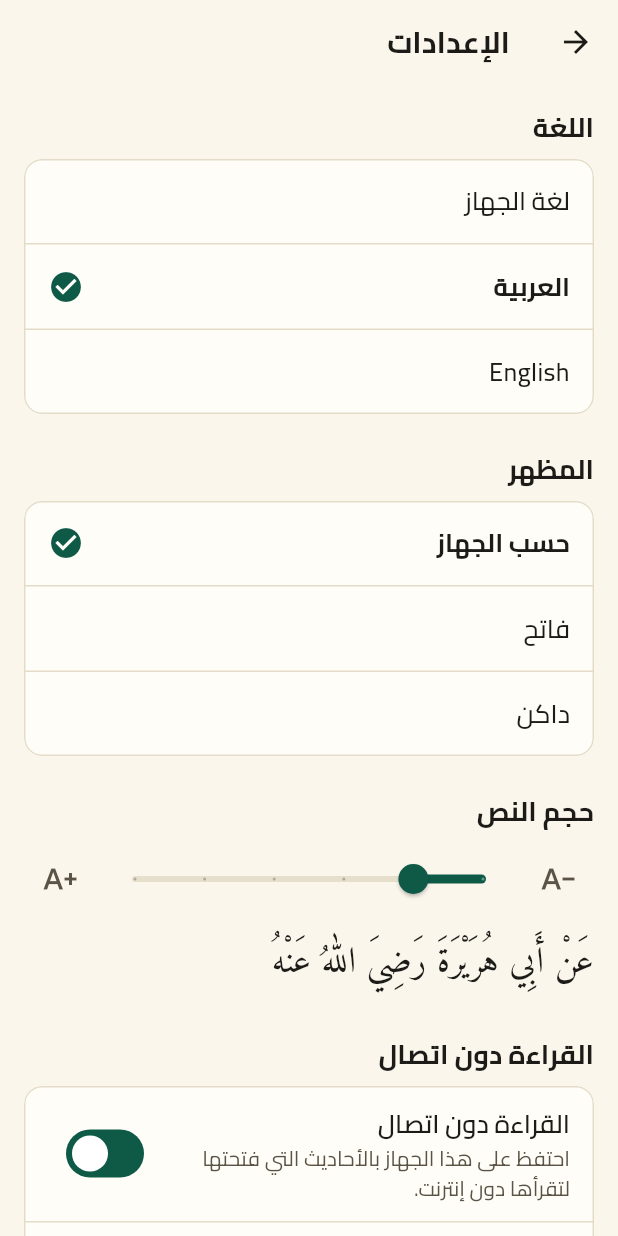
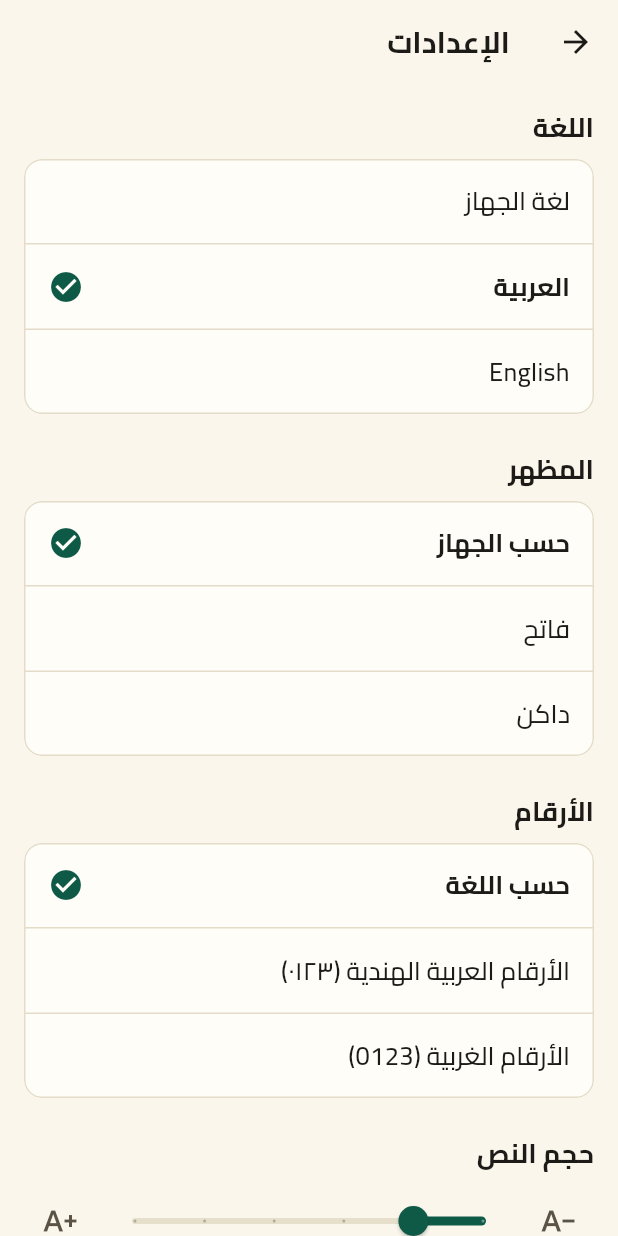
Before and after one commit to abdelrahmanNabil15/hadeeths, a Flutter app: the SettingsPage screen opened directly, after a tap on "العربية", on a phone screen of 412 x 824 dp. Run offline on Flutter 3.47's test engine with Material 3 defaults, Android fonts, the phone set to English and light mode, and no system bars; our stand-ins replace bloc, dio, equatable, flutter_bloc, share_plus, shared_preferences; missing offline and left inert: adhan_dart, sqlite3; accounts and stored records are empty; network calls fail.

Commit message:
feat(settings): numerals setting; Arabic-Indic digits by default in the Arabic interface (Phase 3B-2)
- DigitStyle (match the language, Arabic-Indic, Western) saved with the other settings
- Digits formatter and DigitScope; applied only to numbers the app produces (category
  counts, search messages, hint numbering, text-size percentage). Text from sources is
  never changed, and a test checks that
- Settings screen section, Arabic and English strings
- Existing tests updated for the new Arabic default; 15 new tests

```diff
--- a/lib/app/app.dart
+++ b/lib/app/app.dart
@@ -5,6 +5,7 @@ import 'package:mynewapp/app/app_dependencies.dart';
 import 'package:mynewapp/app/shell/app_shell.dart';
 import 'package:mynewapp/core/cache/response_cache.dart';
 import 'package:mynewapp/core/design_system/app_theme.dart';
+import 'package:mynewapp/core/format/digits.dart';
 import 'package:mynewapp/features/categories/domain/categories_repository.dart';
 import 'package:mynewapp/features/categories/presentation/pages/home_page.dart';
 import 'package:mynewapp/features/categories/presentation/state/categories_cubit.dart';
@@ -84,13 +85,21 @@ class _MyAppState extends State<MyApp> {
                 // navigation. It is keyed by language: a language change reloads the tree.
                 builder: (context, child) {
                   final language = context.apiLanguage;
-                  return BlocProvider(
+                  final arabicIndic = switch (settings.digits) {
+                    DigitStyle.automatic => language == 'ar',
+                    DigitStyle.arabicIndic => true,
+                    DigitStyle.western => false,
+                  };
+                  return DigitScope(
+                    digits: Digits(arabicIndic: arabicIndic),
+                    child: BlocProvider(
                       key: ValueKey(language),
                       create: (context) => CategoriesCubit(
                         context.read<CategoriesRepository>(),
                         language: language,
                       )..load(),
                       child: child!,
+                    ),
                   );
                 },
                 home: deps.features.usesShell
--- /dev/null
+++ b/lib/core/format/digits.dart
@@ -0,0 +1,51 @@
+import 'package:flutter/widgets.dart';
+
+/// How the app's own numbers are written: Western (0123) or Arabic-Indic (٠١٢٣).
+///
+/// Only numbers the app itself produces go through this (counts, percentages, list numbering,
+/// times, dates). Text that comes from a source (hadith text, category titles, search queries)
+/// is never transformed: it is shown exactly as received.
+class Digits {
+  const Digits({required this.arabicIndic});
+
+  static const western = Digits(arabicIndic: false);
+  static const arabicIndicDigits = Digits(arabicIndic: true);
+
+  final bool arabicIndic;
+
+  String format(int number) => localize('$number');
+
+  /// Rewrites every ASCII digit in [text]. Use only on text the app composed itself.
+  String localize(String text) {
+    if (!arabicIndic) return text;
+    return text.replaceAllMapped(
+      RegExp('[0-9]'),
+      (m) => String.fromCharCode(0x0660 + m[0]!.codeUnitAt(0) - 0x30),
+    );
+  }
+
+  @override
+  bool operator ==(Object other) =>
+      other is Digits && other.arabicIndic == arabicIndic;
+
+  @override
+  int get hashCode => arabicIndic.hashCode;
+}
+
+/// Supplies the chosen [Digits] to the widgets below it.
+class DigitScope extends InheritedWidget {
+  const DigitScope({super.key, required this.digits, required super.child});
+
+  final Digits digits;
+
+  static Digits of(BuildContext context) =>
+      context.dependOnInheritedWidgetOfExactType<DigitScope>()?.digits ??
+      Digits.western;
+
+  @override
+  bool updateShouldNotify(DigitScope oldWidget) => digits != oldWidget.digits;
+}
+
+extension DigitsContext on BuildContext {
+  Digits get digits => DigitScope.of(this);
+}
--- a/lib/features/categories/presentation/pages/home_page.dart
+++ b/lib/features/categories/presentation/pages/home_page.dart
@@ -1,6 +1,7 @@
 import 'package:flutter/material.dart';
 import 'package:flutter_bloc/flutter_bloc.dart';
 import 'package:mynewapp/core/design_system/tokens.dart';
+import 'package:mynewapp/core/format/digits.dart';
 import 'package:mynewapp/core/state/load_status.dart';
 import 'package:mynewapp/core/widgets/app_tile.dart';
 import 'package:mynewapp/core/widgets/content_width.dart';
@@ -86,10 +87,10 @@ class HomePage extends StatelessWidget {
                       for (final root in roots) ...[
                         AppTile(
                           title: root.title,
-                          trailingText: '${root.hadithCount}',
+                          trailingText: context.digits.format(root.hadithCount),
                           semanticLabel: l10n.tileSemantics(
                             root.title,
-                            '${root.hadithCount}',
+                            context.digits.format(root.hadithCount),
                           ),
                           onTap: () => openCategory(context, root),
                         ),
--- a/lib/features/hadiths/presentation/pages/hadith_details_page.dart
+++ b/lib/features/hadiths/presentation/pages/hadith_details_page.dart
@@ -1,6 +1,7 @@
 import 'package:flutter/material.dart';
 import 'package:flutter_bloc/flutter_bloc.dart';
 import 'package:mynewapp/core/design_system/tokens.dart';
+import 'package:mynewapp/core/format/digits.dart';
 import 'package:mynewapp/core/state/load_status.dart';
 import 'package:mynewapp/core/widgets/content_width.dart';
 import 'package:mynewapp/core/widgets/expandable_section.dart';
@@ -145,7 +146,7 @@ class HadithDetailsBody extends StatelessWidget {
                               bottom: AppSpacing.md,
                             ),
                             child: Text(
-                              '${i + 1}. ${d.hints[i]}',
+                              '${context.digits.format(i + 1)}. ${d.hints[i]}',
                               style: secondary,
                             ),
                           ),
--- a/lib/features/settings/domain/app_settings.dart
+++ b/lib/features/settings/domain/app_settings.dart
@@ -17,6 +17,14 @@ enum AppLanguage {
 
 enum ThemePreference { system, light, dark }
 
+/// How the app writes its own numbers.
+enum DigitStyle {
+  /// Arabic-Indic digits (٠١٢٣) when the interface is Arabic, Western digits (0123) otherwise.
+  automatic,
+  arabicIndic,
+  western,
+}
+
 /// User preferences. They are plain settings; no hadith content is ever stored here.
 class AppSettings extends Equatable {
   const AppSettings({
@@ -24,6 +32,7 @@ class AppSettings extends Equatable {
     this.theme = ThemePreference.system,
     this.readingScale = defaultReadingScale,
     this.offlineCopies = true,
+    this.digits = DigitStyle.automatic,
   });
 
   /// Allowed multipliers for the reading text (hadith and explanation), smallest first.
@@ -39,6 +48,9 @@ class AppSettings extends Equatable {
 
   /// Keep hadiths the user opens on the device so they can be read again without a connection.
   final bool offlineCopies;
+
+  /// Which digits the app's own numbers use. Content from sources is never changed.
+  final DigitStyle digits;
 
   /// Index of [readingScale] in [readingScales].
   int get readingScaleIndex => readingScales.indexOf(readingScale);
@@ -61,13 +73,21 @@ class AppSettings extends Equatable {
     ThemePreference? theme,
     double? readingScale,
     bool? offlineCopies,
+    DigitStyle? digits,
   }) => AppSettings(
     language: language ?? this.language,
     theme: theme ?? this.theme,
     readingScale: readingScale ?? this.readingScale,
     offlineCopies: offlineCopies ?? this.offlineCopies,
+    digits: digits ?? this.digits,
   );
 
   @override
-  List<Object?> get props => [language, theme, readingScale, offlineCopies];
+  List<Object?> get props => [
+    language,
+    theme,
+    readingScale,
+    offlineCopies,
+    digits,
+  ];
 }
--- a/lib/features/settings/presentation/pages/settings_page.dart
+++ b/lib/features/settings/presentation/pages/settings_page.dart
@@ -46,6 +46,18 @@ class SettingsPage extends StatelessWidget {
                   (ThemePreference.system, l10n.themeSystem),
                   (ThemePreference.light, l10n.themeLight),
                   (ThemePreference.dark, l10n.themeDark),
+                ],
+              ),
+              const SizedBox(height: AppSpacing.xl),
+              SectionHeading(l10n.digitsHeading),
+              const SizedBox(height: AppSpacing.sm),
+              _OptionGroup<DigitStyle>(
+                selected: settings.digits,
+                onSelected: cubit.setDigits,
+                options: [
+                  (DigitStyle.automatic, l10n.digitsAutomatic),
+                  (DigitStyle.arabicIndic, l10n.digitsArabicIndic),
+                  (DigitStyle.western, l10n.digitsWestern),
                 ],
               ),
               const SizedBox(height: AppSpacing.xl),
--- a/lib/features/settings/presentation/state/settings_cubit.dart
+++ b/lib/features/settings/presentation/state/settings_cubit.dart
@@ -14,6 +14,9 @@ class SettingsCubit extends Cubit<AppSettings> {
 
   Future<void> setTheme(ThemePreference theme) =>
       _update(state.copyWith(theme: theme));
+
+  Future<void> setDigits(DigitStyle digits) =>
+      _update(state.copyWith(digits: digits));
 
   Future<void> setOfflineCopies({required bool enabled}) =>
       _update(state.copyWith(offlineCopies: enabled));
--- a/lib/features/settings/presentation/widgets/reading_size_control.dart
+++ b/lib/features/settings/presentation/widgets/reading_size_control.dart
@@ -1,6 +1,7 @@
 import 'package:flutter/material.dart';
 import 'package:flutter_bloc/flutter_bloc.dart';
 import 'package:mynewapp/core/design_system/tokens.dart';
+import 'package:mynewapp/core/format/digits.dart';
 import 'package:mynewapp/features/settings/domain/app_settings.dart';
 import 'package:mynewapp/features/settings/presentation/state/settings_cubit.dart';
 import 'package:mynewapp/features/settings/presentation/widgets/reading_text.dart';
@@ -36,9 +37,12 @@ class ReadingSizeControl extends StatelessWidget {
                     min: 0,
                     max: lastIndex.toDouble(),
                     divisions: lastIndex,
-                    label: '${(settings.readingScale * 100).round()}%',
-                    semanticFormatterCallback: (value) =>
-                        '${(AppSettings.readingScales[value.round()] * 100).round()}%',
+                    label: context.digits.localize(
+                      '${(settings.readingScale * 100).round()}%',
+                    ),
+                    semanticFormatterCallback: (value) => context.digits.localize(
+                      '${(AppSettings.readingScales[value.round()] * 100).round()}%',
+                    ),
                     onChanged: (value) => cubit.setReadingScale(
                       AppSettings.readingScales[value.round()],
                     ),
--- a/lib/l10n/app_ar.arb
+++ b/lib/l10n/app_ar.arb
@@ -100,6 +100,10 @@
   "offlineCopiesHint": "احتفظ على هذا الجهاز بالأحاديث التي فتحتها لتقرأها دون إنترنت.",
   "clearSavedCopies": "مسح النسخ المحفوظة",
   "savedCopiesCleared": "تم مسح النسخ المحفوظة",
+  "digitsHeading": "الأرقام",
+  "digitsAutomatic": "حسب اللغة",
+  "digitsArabicIndic": "الأرقام العربية الهندية (٠١٢٣)",
+  "digitsWestern": "الأرقام الغربية (0123)",
   "navHadiths": "الأحاديث",
   "navQuran": "المصحف",
   "navPrayer": "الصلاة",
--- a/lib/l10n/app_en.arb
+++ b/lib/l10n/app_en.arb
@@ -55,6 +55,10 @@
   "offlineCopiesHint": "Keep the hadiths you open on this device so you can read them without internet.",
   "clearSavedCopies": "Clear saved copies",
   "savedCopiesCleared": "Saved copies cleared",
+  "digitsHeading": "Numerals",
+  "digitsAutomatic": "Match the language",
+  "digitsArabicIndic": "Arabic-Indic (٠١٢٣)",
+  "digitsWestern": "Western (0123)",
   "navHadiths": "Hadiths",
   "navQuran": "Quran",
   "navPrayer": "Prayer",
--- a/lib/l10n/app_localizations.dart
+++ b/lib/l10n/app_localizations.dart
@@ -428,6 +428,30 @@ abstract class AppLocalizations {
   /// **'تم مسح النسخ المحفوظة'**
   String get savedCopiesCleared;
 
+  /// No description provided for @digitsHeading.
+  ///
+  /// In ar, this message translates to:
+  /// **'الأرقام'**
+  String get digitsHeading;
+
+  /// No description provided for @digitsAutomatic.
+  ///
+  /// In ar, this message translates to:
+  /// **'حسب اللغة'**
+  String get digitsAutomatic;
+
+  /// No description provided for @digitsArabicIndic.
+  ///
+  /// In ar, this message translates to:
+  /// **'الأرقام العربية الهندية (٠١٢٣)'**
+  String get digitsArabicIndic;
+
+  /// No description provided for @digitsWestern.
+  ///
+  /// In ar, this message translates to:
+  /// **'الأرقام الغربية (0123)'**
+  String get digitsWestern;
+
   /// No description provided for @navHadiths.
   ///
   /// In ar, this message translates to:
--- a/lib/l10n/app_localizations_ar.dart
+++ b/lib/l10n/app_localizations_ar.dart
@@ -188,6 +188,18 @@ class AppLocalizationsAr extends AppLocalizations {
   String get savedCopiesCleared => 'تم مسح النسخ المحفوظة';
 
   @override
+  String get digitsHeading => 'الأرقام';
+
+  @override
+  String get digitsAutomatic => 'حسب اللغة';
+
+  @override
+  String get digitsArabicIndic => 'الأرقام العربية الهندية (٠١٢٣)';
+
+  @override
+  String get digitsWestern => 'الأرقام الغربية (0123)';
+
+  @override
   String get navHadiths => 'الأحاديث';
 
   @override
--- a/lib/l10n/app_localizations_en.dart
+++ b/lib/l10n/app_localizations_en.dart
@@ -190,6 +190,18 @@ class AppLocalizationsEn extends AppLocalizations {
   String get savedCopiesCleared => 'Saved copies cleared';
 
   @override
+  String get digitsHeading => 'Numerals';
+
+  @override
+  String get digitsAutomatic => 'Match the language';
+
+  @override
+  String get digitsArabicIndic => 'Arabic-Indic (٠١٢٣)';
+
+  @override
+  String get digitsWestern => 'Western (0123)';
+
+  @override
   String get navHadiths => 'Hadiths';
 
   @override
```
Also changed, not shown: lib/features/categories/presentation/pages/category_page.dart (+7 -4 lines), lib/features/search/presentation/pages/search_page.dart (+11 -6 lines), lib/features/settings/data/settings_repository_impl.dart (+8 -0 lines), 3 other files. Lines whose indentation alone changed are shown as unchanged.
